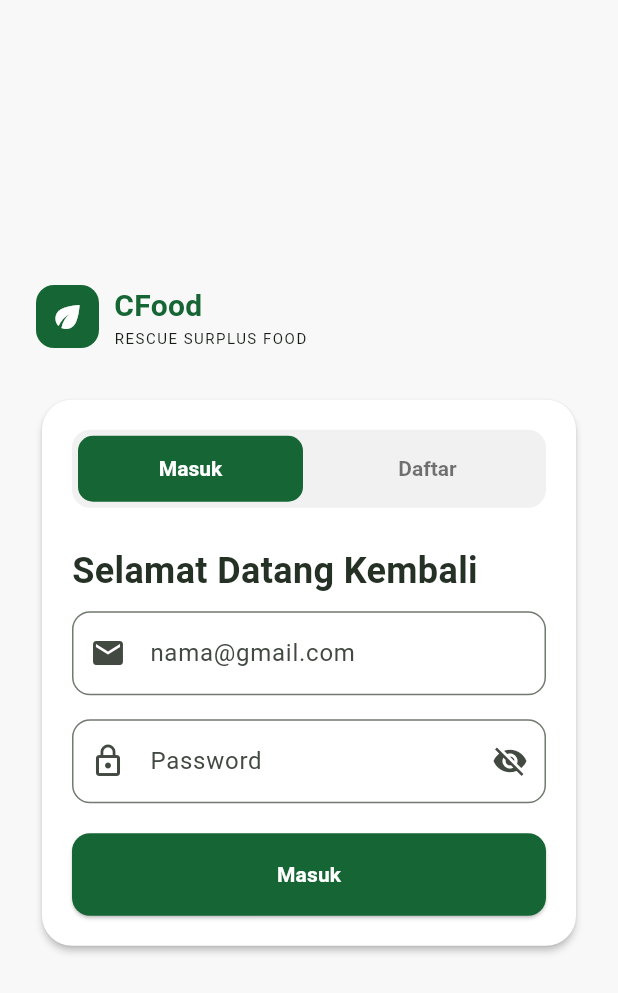
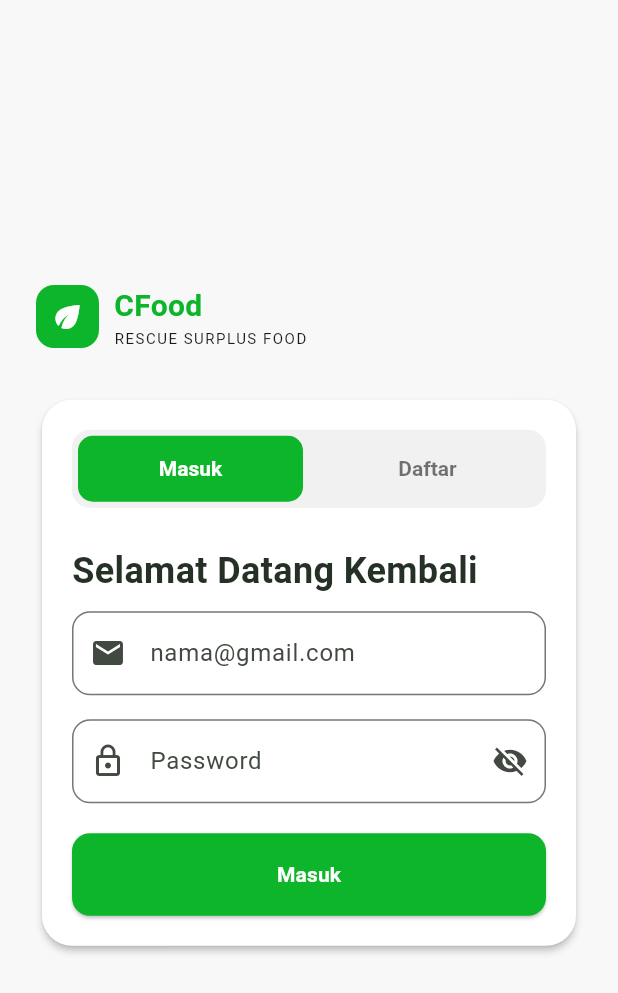
Before and after one commit to DemonVyyn/Cfood, a Flutter app: the screen it shows after launch, after a tap on "Lewati", on a phone screen of 412 x 824 dp. Shown: the top 993 px of the screen. Run offline on Flutter 3.47's test engine with Material 3 defaults, Android fonts, the phone set to English and light mode, and no system bars; our stand-ins replace curved_navigation_bar, dio, flutter_secure_storage, geocoding, geolocator, google_fonts and 3 more; missing offline and left inert: mobile_scanner; accounts and stored records are empty; network calls fail.

Commit message:
Revisi Color Login & Register

```diff
--- a/mobile/lib/features/auth/login/widgets/auth_logo.dart
+++ b/mobile/lib/features/auth/login/widgets/auth_logo.dart
@@ -11,7 +11,7 @@ class AuthLogo extends StatelessWidget {
           width: 42,
           height: 42,
           decoration: BoxDecoration(
-            color: const Color(0xFF166534),
+            color: const Color(0xFF0CB52A),
             borderRadius: BorderRadius.circular(12),
           ),
           child: const Icon(
@@ -28,7 +28,7 @@ class AuthLogo extends StatelessWidget {
               style: TextStyle(
                 fontSize: 20,
                 fontWeight: FontWeight.bold,
-                color: Color(0xFF166534),
+                color: Color(0xFF0CB52A),
               ),
             ),
             Text(
--- a/mobile/lib/features/auth/login/widgets/auth_primary_button.dart
+++ b/mobile/lib/features/auth/login/widgets/auth_primary_button.dart
@@ -21,7 +21,7 @@ class AuthPrimaryButton
         style:
             ElevatedButton.styleFrom(
           backgroundColor:
-              const Color(0xFF166534),
+              const Color(0xFF0CB52A),
           shape:
               RoundedRectangleBorder(
             borderRadius:
--- a/mobile/lib/features/auth/login/widgets/auth_tab_switch.dart
+++ b/mobile/lib/features/auth/login/widgets/auth_tab_switch.dart
@@ -34,7 +34,7 @@ class AuthTabSwitch extends StatelessWidget {
                 margin: const EdgeInsets.all(4),
                 decoration: BoxDecoration(
                   color: isLogin
-                      ? const Color(0xFF166534)
+                      ? const Color(0xFF0CB52A)
                       : Colors.transparent,
                   borderRadius: BorderRadius.circular(10),
                 ),
@@ -66,7 +66,7 @@ class AuthTabSwitch extends StatelessWidget {
                 margin: const EdgeInsets.all(4),
                 decoration: BoxDecoration(
                   color: !isLogin
-                      ? const Color(0xFF166534)
+                      ? const Color(0xFF0CB52A)
                       : Colors.transparent,
                   borderRadius: BorderRadius.circular(10),
                 ),
--- a/mobile/lib/features/auth/register/widgets/auth_logo.dart
+++ b/mobile/lib/features/auth/register/widgets/auth_logo.dart
@@ -11,7 +11,7 @@ class AuthLogo extends StatelessWidget {
           width: 42,
           height: 42,
           decoration: BoxDecoration(
-            color: const Color(0xFF166534),
+            color: const Color(0xFF0CB52A),
             borderRadius: BorderRadius.circular(12),
           ),
           child: const Icon(
@@ -28,7 +28,7 @@ class AuthLogo extends StatelessWidget {
               style: TextStyle(
                 fontSize: 20,
                 fontWeight: FontWeight.bold,
-                color: Color(0xFF166534),
+                color: Color(0xFF0CB52A),
               ),
             ),
             Text(
--- a/mobile/lib/features/auth/register/widgets/auth_primary_button.dart
+++ b/mobile/lib/features/auth/register/widgets/auth_primary_button.dart
@@ -21,7 +21,7 @@ class AuthPrimaryButton
         style:
             ElevatedButton.styleFrom(
           backgroundColor:
-              const Color(0xFF166534),
+              const Color(0xFF0CB52A),
           shape:
               RoundedRectangleBorder(
             borderRadius:
--- a/mobile/lib/features/auth/register/widgets/auth_tab_switch.dart
+++ b/mobile/lib/features/auth/register/widgets/auth_tab_switch.dart
@@ -34,7 +34,7 @@ class AuthTabSwitch extends StatelessWidget {
                 margin: const EdgeInsets.all(4),
                 decoration: BoxDecoration(
                   color: isLogin
-                      ? const Color(0xFF166534)
+                      ? const Color(0xFF0CB52A)
                       : Colors.transparent,
                   borderRadius: BorderRadius.circular(10),
                 ),
@@ -66,7 +66,7 @@ class AuthTabSwitch extends StatelessWidget {
                 margin: const EdgeInsets.all(4),
                 decoration: BoxDecoration(
                   color: !isLogin
-                      ? const Color(0xFF166534)
+                      ? const Color(0xFF0CB52A)
                       : Colors.transparent,
                   borderRadius: BorderRadius.circular(10),
                 ),
--- a/mobile/lib/features/auth/register_page.dart
+++ b/mobile/lib/features/auth/register_page.dart
@@ -132,7 +132,7 @@ class _RegisterPageState extends State<RegisterPage> {
                 : Colors.white,
             border: Border.all(
               color: selected
-                  ? const Color(0xFF166534)
+                  ? const Color(0xFF0CB52A)
                   : const Color(0xFFE0E0E0),
               width: selected ? 1.5 : 1,
             ),
--- a/mobile/lib/features/merchant/products/edit_product_page.dart
+++ b/mobile/lib/features/merchant/products/edit_product_page.dart
@@ -20,7 +20,7 @@ class EditProductPage extends StatefulWidget {
 }
 
 class _EditProductPageState extends State<EditProductPage> {
-  static const Color primaryGreen = Color(0xFF168348);
+  static const Color primaryGreen = Color(0xFF0CB52A);
   static const Color backgroundColor = Color(0xFFF5F8F6);
   static const Color textColor = Color(0xFF202B24);
   static const Color secondaryTextColor = Color(0xFF78847C);
```
Also changed, not shown: mobile/lib/features/auth/register/widgets/auth_footer.dart (deleted).
